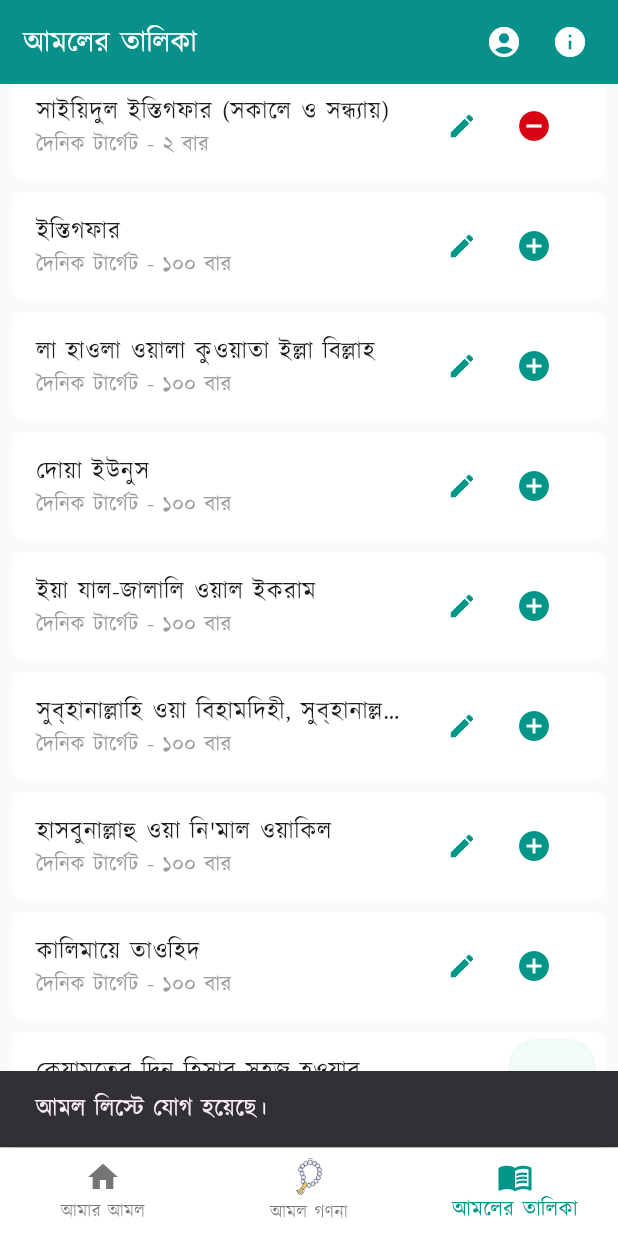
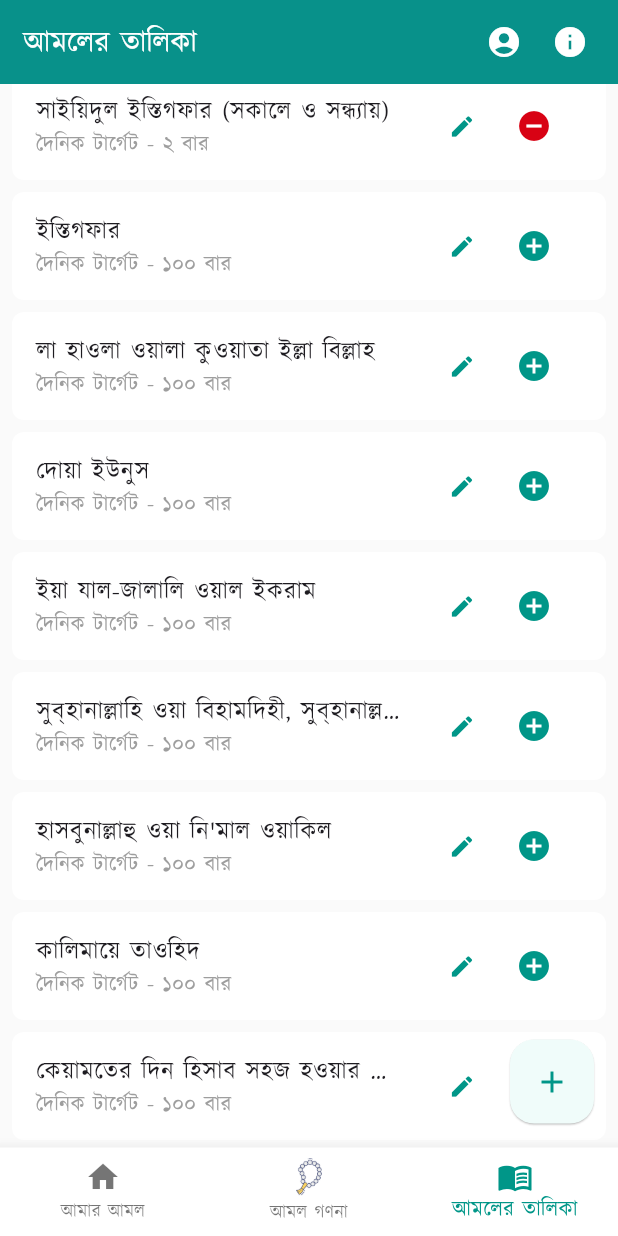
Before and after one commit to DevWithEasy/daily_amol_app, a Flutter app: the screen it shows after launch, item 3 of the bottom bar chosen, scrolled down 576 dp, after a tap on the "add circle" icon, on a phone screen of 412 x 824 dp. Run offline on Flutter 3.47's test engine with Material 3 defaults, Android fonts, the phone set to English and light mode, and no system bars; our stand-ins replace audioplayers, shared_preferences, vibration.

Commit message:
method toast remove

```diff
--- a/lib/screens/tasbih_list_screen.dart
+++ b/lib/screens/tasbih_list_screen.dart
@@ -292,7 +292,6 @@ class _TasbihListScreenState extends State<TasbihListScreen> {
     }
     setState(() {});
     _saveAmols();
-    showSnackbar('আমল লিস্টে যোগ হয়েছে।');
   }
 
   // Function to remove an Amol from the list and update shared preferences
@@ -305,7 +304,6 @@ class _TasbihListScreenState extends State<TasbihListScreen> {
     }
     setState(() {});
     _saveAmols();
-    showSnackbar('আমল লিস্ট থেকে মুছে ফেলা হয়েছে।');
   }
 
   @override
@@ -403,15 +401,13 @@ class _TasbihListScreenState extends State<TasbihListScreen> {
                                 title: Text(
                                   amol.name,
                                   overflow: TextOverflow.ellipsis,
-                                  style: TextStyle(
-                                    fontSize: 16
-                                  ),
+                                  style: TextStyle(fontSize: 16),
                                 ),
                                 subtitle: Text(
                                   'দৈনিক টার্গেট - ${enToBnNumber(amol.target.toString())} বার',
                                   style: TextStyle(
                                     fontSize: 14,
-                                    color: Colors.grey
+                                    color: Colors.grey,
                                   ),
                                 ),
                                 trailing: Row(
@@ -421,7 +417,7 @@ class _TasbihListScreenState extends State<TasbihListScreen> {
                                       icon: Icon(
                                         Icons.edit,
                                         color: AppColors.primary,
-                                        size: 20,
+                                        size: 18,
                                       ),
                                       onPressed: () {
                                         _openEditAmolModal(amol);
--- a/lib/screens/tasbih_screen.dart
+++ b/lib/screens/tasbih_screen.dart
@@ -152,11 +152,10 @@ class _TasbihScreenState extends State<TasbihScreen> {
   void _resetCounter() async {
     setState(() {
       _counter = 0;
-      _completed = false; // Reset completion status
+      _completed = false;
     });
 
     final provider = Provider.of<TasbihProvider>(context, listen: false);
-    final amols = provider.amols;
 
     int index = amols.indexWhere((amol) => amol.id == provider.amol.id);
     if (index != -1) {
```
Also changed, not shown: 1 other file.
